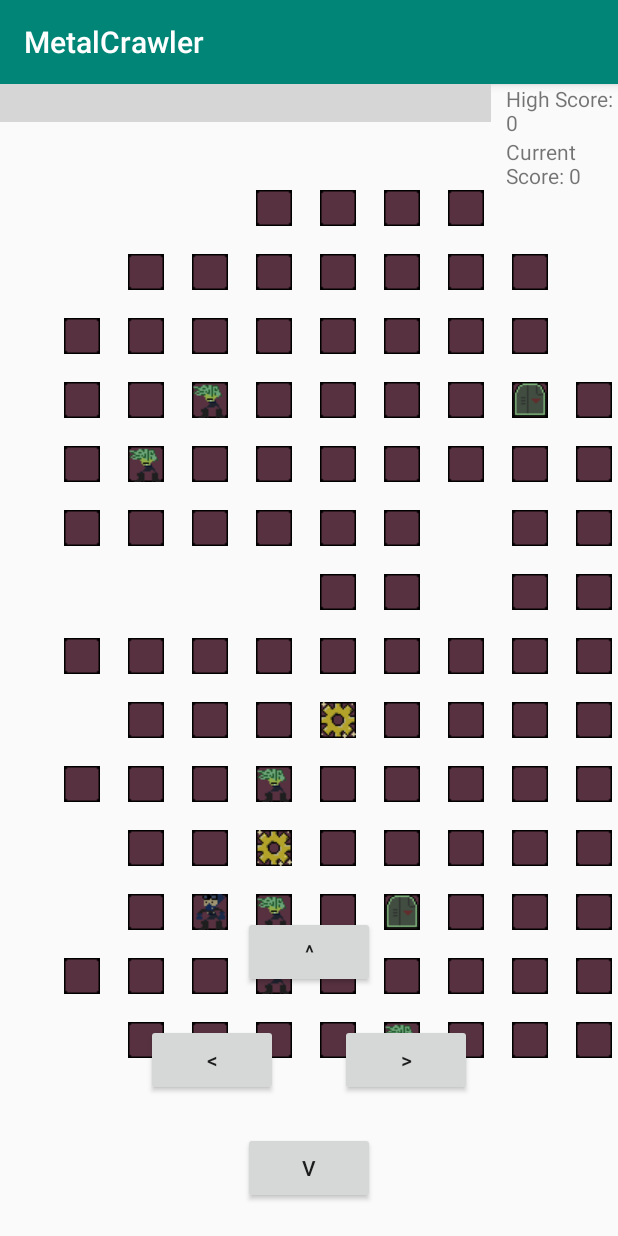
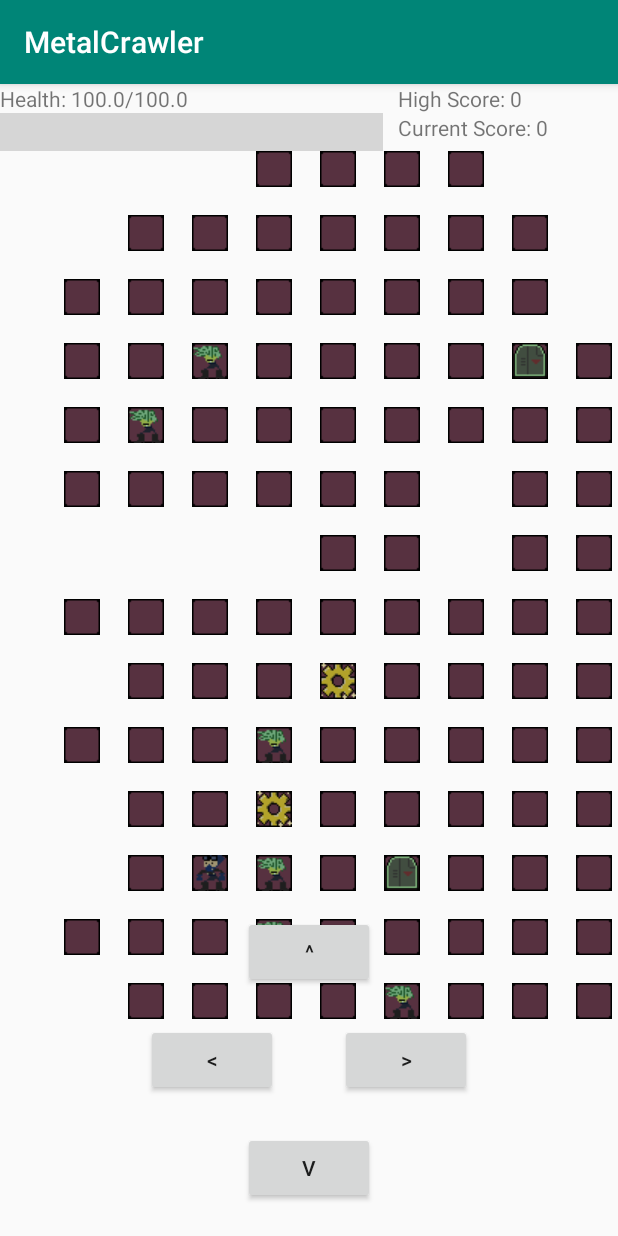
Before and after one commit to anPerez4120/MetalCrawler, an Android app: the GameActivity screen opened directly, with no data from a screen before it, on a phone screen of 412 x 824 dp. Run offline under Robolectric (Android 15) with nearby library versions, the light colour scheme and no system bars; grey boxes are pictures that could not be loaded.

Commit message:
Now there is a health label with the number displayed.

```diff
--- a/app/src/main/java/csc472/depaul/edu/metalcrawler/GameActivity.java
+++ b/app/src/main/java/csc472/depaul/edu/metalcrawler/GameActivity.java
@@ -22,6 +22,7 @@ public class GameActivity extends AppCompatActivity {
     HealthBar healthBar;
     TextView currentScore;
     TextView highScore;
+    TextView hp;
 
     @Override
     protected void onCreate(Bundle savedInstance) {
@@ -34,6 +35,9 @@ public class GameActivity extends AppCompatActivity {
         healthBar = findViewById(R.id.healthBar);
         //To show the damage that has been dealt i made the background red
         healthBar.setBackgroundColor(Color.RED);
+
+        //TextView for the HP
+        hp = findViewById(R.id.healthText);
 
         //displaying the current high score on screen
         int score = getHighScore();
@@ -51,6 +55,8 @@ public class GameActivity extends AppCompatActivity {
             gameManager = GameManager.Instance();
             gameManager.GameStart(this, findViewById(R.id.drawTest));
         }
+        //Set text after gameManager is created
+        hp.setText("Health: " + gameManager.GetPlayer().GetHealth() + "/100.0");
 
         findViewById(R.id.move_left).setOnClickListener(new View.OnClickListener() {
             @Override
@@ -59,6 +65,7 @@ public class GameActivity extends AppCompatActivity {
                 DrawTest view = findViewById( R.id.drawTest);
                 view.Update();
                 healthBar.invalidate();
+                hp.setText("Health: " + gameManager.GetPlayer().GetHealth() + "/100.0");
                 highScore.setText("High Score: " + getHighScore());
                 currentScore.setText("Current Score: " + gameManager.getScore());
                 checkIfGameOver();
@@ -71,6 +78,7 @@ public class GameActivity extends AppCompatActivity {
                 DrawTest view = findViewById( R.id.drawTest);
                 view.Update();
                 healthBar.invalidate();
+                hp.setText("Health: " + gameManager.GetPlayer().GetHealth() + "/100.0");
                 highScore.setText("High Score: " + getHighScore());
                 currentScore.setText("Current Score: " + gameManager.getScore());
                 checkIfGameOver();
@@ -83,6 +91,7 @@ public class GameActivity extends AppCompatActivity {
                 DrawTest view = findViewById( R.id.drawTest);
                 view.Update();
                 healthBar.invalidate();
+                hp.setText("Health: " + gameManager.GetPlayer().GetHealth() + "/100.0");
                 highScore.setText("High Score: " + getHighScore());
                 currentScore.setText("Current Score: " + gameManager.getScore());
                 checkIfGameOver();
@@ -95,6 +104,7 @@ public class GameActivity extends AppCompatActivity {
                 DrawTest view = findViewById( R.id.drawTest);
                 view.Update();
                 healthBar.invalidate();
+                hp.setText("Health: " + gameManager.GetPlayer().GetHealth() + "/100.0");
                 highScore.setText("High Score: " + getHighScore());
                 currentScore.setText("Current Score: " + gameManager.getScore());
                 checkIfGameOver();
@@ -114,6 +124,9 @@ public class GameActivity extends AppCompatActivity {
             gameManager.GameEnd();
             gameManager = GameManager.Instance();
             gameManager.GameStart(getGameActivity(), findViewById(R.id.drawTest));
+            hp.setText("Health: " + gameManager.GetPlayer().GetHealth() + "/100.0");
+            highScore.setText("High Score: " + getHighScore());
+            currentScore.setText("Current Score: " + gameManager.getScore());
         }
     }
 
--- a/app/src/main/res/layout/activity_game.xml
+++ b/app/src/main/res/layout/activity_game.xml
@@ -6,23 +6,37 @@
     xmlns:app="http://schemas.android.com/apk/res-auto">
 
     <LinearLayout
-        android:layout_width="wrap_content"
+        android:layout_width="match_parent"
         android:layout_height="wrap_content"
         android:orientation="vertical"
         app:layout_constraintTop_toTopOf="parent">
 
         <LinearLayout
-            android:layout_width="wrap_content"
+            android:layout_width="match_parent"
             android:layout_height="wrap_content"
             android:orientation="horizontal">
 
-            <csc472.depaul.edu.metalcrawler.GameComponents.UI.HealthBar
-                android:id="@+id/healthBar"
-                android:layout_width="0dp"
-                android:layout_height="25dp"
-                android:layout_weight=".75"
-                android:layout_marginRight="10dp"
-                android:background="@color/black"/>
+            <LinearLayout
+                android:layout_width="wrap_content"
+                android:layout_height="wrap_content"
+                android:orientation="vertical"
+                android:layout_weight=".75">
+
+                <TextView
+                    android:id="@+id/healthText"
+                    android:layout_width="wrap_content"
+                    android:layout_height="wrap_content"
+                    android:text="Health: 100/100"/>
+
+                <csc472.depaul.edu.metalcrawler.GameComponents.UI.HealthBar
+                    android:id="@+id/healthBar"
+                    android:layout_width="match_parent"
+                    android:layout_height="25dp"
+                    android:layout_marginRight="10dp"
+                    android:background="@color/black"/>
+
+            </LinearLayout>
+
 
             <LinearLayout
                 android:layout_width="wrap_content"
```
